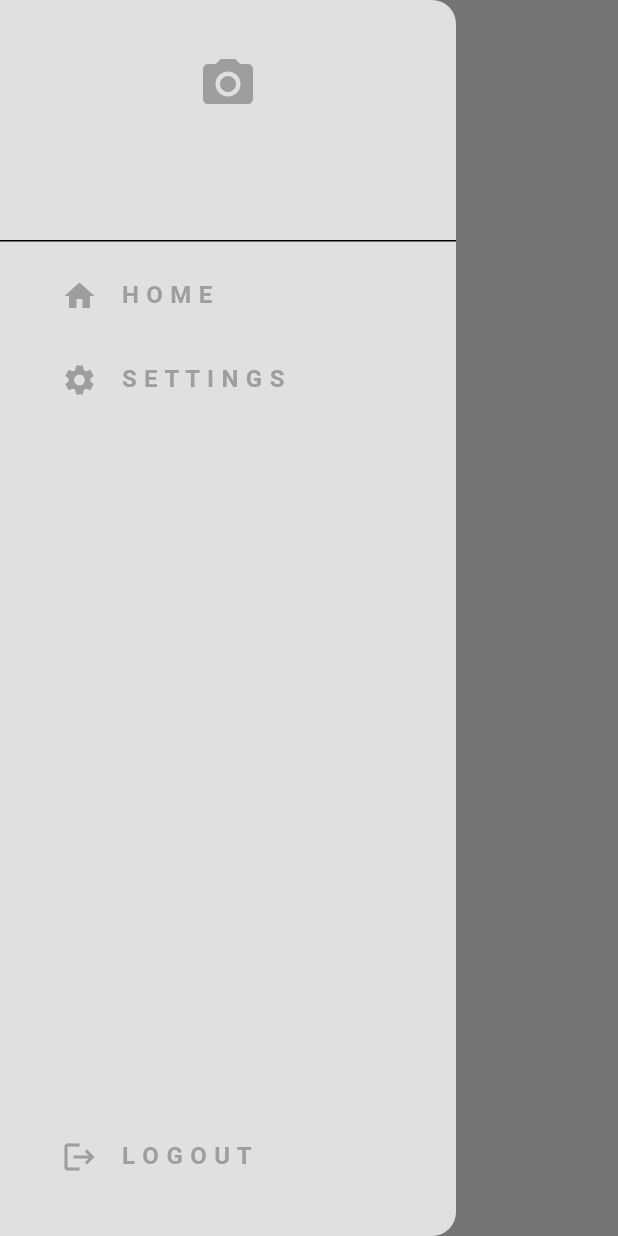
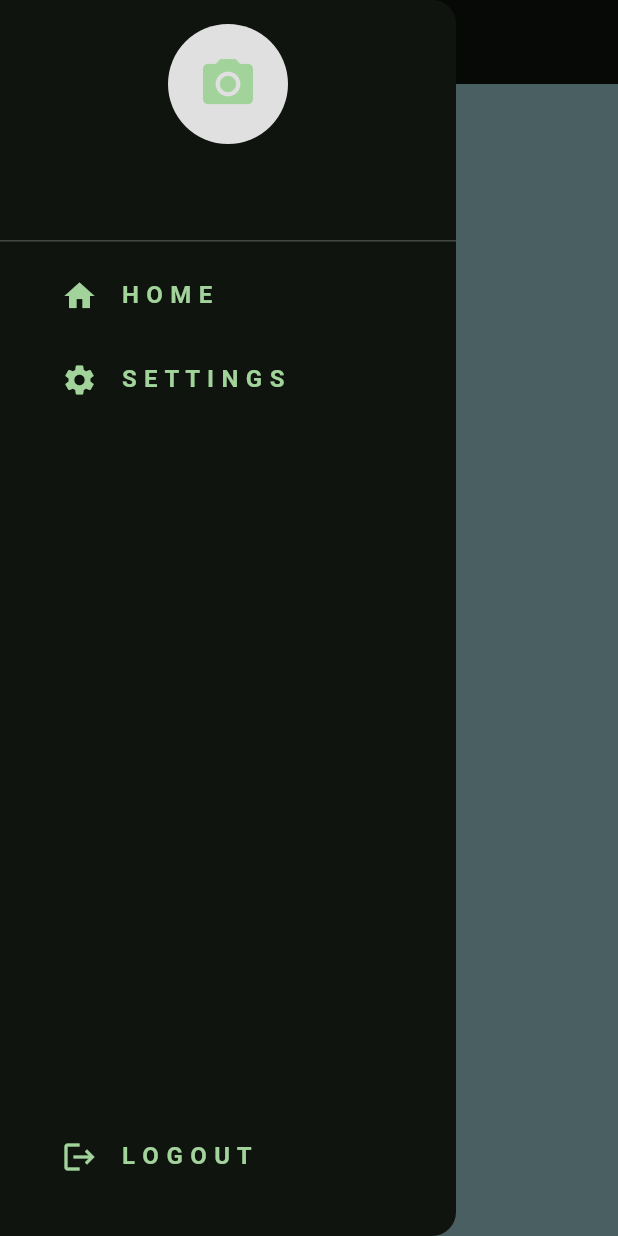
Before and after one commit to omarito47/realtime_chat_app, a Flutter app: the screen it shows once a user with an empty profile is signed in, in the side drawer, after a tap on the "camera alt" icon, on a phone screen of 412 x 824 dp. Run offline on Flutter 3.47's test engine with Material 3 defaults, Android fonts, the phone set to English and light mode, and no system bars; our stand-ins replace cloud_firestore, firebase_auth, firebase_core, firebase_storage, flutter_dotenv, image_picker; missing offline and left inert: agora_uikit; accounts and stored records are empty; network calls fail.

Commit message:
[update]20/04/2024

```diff
--- a/lib/global/components/app_drawer.dart
+++ b/lib/global/components/app_drawer.dart
@@ -1,5 +1,5 @@
 import 'package:chat_app/global/services/firebase/firebase_service.dart';
-import 'package:firebase_auth/firebase_auth.dart';
+
 import 'package:flutter/material.dart';
 import 'package:chat_app/global/utils/global.dart';
 
@@ -29,7 +29,7 @@ class _MyDrawerState extends State<MyDrawer> {
       });
 
       final userEmail =
-          _authService.getCurrentUser()!.email; // Replace with the user's email
+          _authService.getCurrentUser()!.email;
       final imageUrl =
           await _firebaseService.uploadImageToFirebase(_imageFile!, userEmail!);
 
@@ -44,12 +44,12 @@ class _MyDrawerState extends State<MyDrawer> {
   void logout() {
     final _auth = AuthService();
     _auth.signOut();
-  } // Rest of the code...
+  }
 
   @override
   void initState() {
     super.initState();
-    _loadImageUrl(); // Load the image URL when the drawer initializes
+    _loadImageUrl();
   }
 
   Future<void> _loadImageUrl() async {
@@ -96,36 +96,36 @@ class _MyDrawerState extends State<MyDrawer> {
                       child: _imageUrl != null
                           ? CircleAvatar(
                               backgroundImage: NetworkImage(_imageUrl!),
-                              radius: 40,
+                              radius: ConstantHelper.sizex20*2,
                             )
                           : GestureDetector(
                               onTap: _uploadImage,
                               child: CircleAvatar(
                                 backgroundColor: Colors.grey[300],
-                                radius: 40,
+                                radius: ConstantHelper.sizex20*2,
                                 child: Icon(
                                   Icons.camera_alt,
                                   color: Theme.of(context).colorScheme.primary,
-                                  size: ConstantHelper.sizex40,
+                                  size: ConstantHelper.sizex20*2,
                                 ),
                               ),
                             ),
                     ),
                     SizedBox(
                         height:
-                            8), // Add spacing between the CircleAvatar and Text
+                            ConstantHelper.sizex08),
                     Text(
                       userName ?? '',
                       style: TextStyle(
                         color: Theme.of(context).colorScheme.onBackground,
-                        fontSize: 16,
+                        fontSize: ConstantHelper.sizex16,
                         fontWeight: FontWeight.bold,
                       ),
                     ),
                   ],
                 ),
               ),
-              // home list tile
+
               Padding(
                 padding: EdgeInsets.only(left: ConstantHelper.sizex25),
                 child: ListTile(
@@ -143,7 +143,7 @@ class _MyDrawerState extends State<MyDrawer> {
                   },
                 ),
               ),
-              // settings list tile
+
               Padding(
                 padding: EdgeInsets.only(left: ConstantHelper.sizex25),
                 child: ListTile(
@@ -167,7 +167,7 @@ class _MyDrawerState extends State<MyDrawer> {
               ),
             ],
           ),
-          // logout list tile
+
           Padding(
             padding: EdgeInsets.only(
                 left: ConstantHelper.sizex25, bottom: ConstantHelper.sizex25),
--- a/lib/global/components/chat_bubble.dart
+++ b/lib/global/components/chat_bubble.dart
@@ -13,11 +13,11 @@ class ChatBubble extends StatelessWidget {
   Widget build(BuildContext context) {
     return Container(
       decoration: BoxDecoration(
-        color: isCurrentUser ? Colors.green : Colors.grey.shade500,
+        color: isCurrentUser ? Colors.blue : Colors.blueGrey,
         borderRadius: BorderRadius.circular(ConstantHelper.sizex12)
       ),
       padding:  EdgeInsets.all(ConstantHelper.sizex16),
-      margin:  EdgeInsets.symmetric(vertical: 2.5,horizontal: ConstantHelper.sizex25),
+      margin:  EdgeInsets.symmetric(vertical: ConstantHelper.sizex02,horizontal: ConstantHelper.sizex25),
       child: Text(message,style: const TextStyle(color: Colors.white),),
     );
   }
--- a/lib/global/components/user_tile.dart
+++ b/lib/global/components/user_tile.dart
@@ -41,13 +41,13 @@ class _UserTileState extends State<UserTile> {
         ),
         child: Row(
           children: [
-            // Leading widget
+
             Padding(
               padding: EdgeInsets.all(ConstantHelper.sizex08),
               child: Stack(
                 children: [
                   CircleAvatar(
-                    radius: 20,
+                    radius: ConstantHelper.sizex20,
                     backgroundColor: Colors.grey[300],
                   ),
                   if (widget.imageUrl != null)
@@ -57,8 +57,8 @@ class _UserTileState extends State<UserTile> {
                           placeholder: 'assets/placeholder_image.jpg',
                           image: widget.imageUrl!,
                           fit: BoxFit.cover,
-                          width: 40,
-                          height: 40,
+                          width: ConstantHelper.sizex20*2,
+                          height: ConstantHelper.sizex20*2,
                           imageErrorBuilder: (context, error, stackTrace) {
                             return Icon(
                               Icons.person,
--- a/lib/global/models/message.dart
+++ b/lib/global/models/message.dart
@@ -13,7 +13,7 @@ class Message {
     required this.message,
     required this.timestamp,
   });
-  //convert to a map
+
   Map<String, dynamic> toMap() {
     return {
       "senderID": senderID,
--- a/lib/global/services/chat/chat_service.dart
+++ b/lib/global/services/chat/chat_service.dart
@@ -3,10 +3,9 @@ import 'package:cloud_firestore/cloud_firestore.dart';
 import 'package:firebase_auth/firebase_auth.dart';
 
 class ChatService {
-  // get  instance of firestore
   final FirebaseFirestore _firestore = FirebaseFirestore.instance;
   final FirebaseAuth _auth = FirebaseAuth.instance;
-  // get user stream
+
   Stream<List<Map<String, dynamic>>> getUsersStream() {
     return _firestore.collection('Users').snapshots().map((snapshot) {
       return snapshot.docs.map((doc) {
@@ -16,14 +15,11 @@ class ChatService {
     });
   }
 
-  // send message
   Future<void> sendMessage(String receiveID, String message) async {
-    //get current user info
     final String currentUserID = _auth.currentUser!.uid;
     final String currentUserEmail = _auth.currentUser!.email!;
     final Timestamp timestamp = Timestamp.now();
 
-    // create a new message
     Message newMessage = Message(
         senderID: currentUserID,
         senderEmail: currentUserEmail,
@@ -40,7 +36,6 @@ class ChatService {
     // but without sort function the chatroom it will be 2-1 so it's not the same chatroom for the users
     String chatRoomID = ids.join('-');
 
-    // add message to firestore
     await _firestore
         .collection('chat_rooms')
         .doc(chatRoomID)
@@ -48,10 +43,8 @@ class ChatService {
         .add(newMessage.toMap());
   }
 
-  // get messages
-  Stream<QuerySnapshot>getMessage(String userID,otherUserID){
-    // construct a chatroom ID for the two users
-    List<String> ids =[userID,otherUserID];
+  Stream<QuerySnapshot> getMessage(String userID, otherUserID) {
+    List<String> ids = [userID, otherUserID];
     ids.sort();
     String chatRoomID = ids.join('-');
 
@@ -59,16 +52,14 @@ class ChatService {
         .collection('chat_rooms')
         .doc(chatRoomID)
         .collection('messages')
-      .orderBy('timestamp',descending: false)
+        .orderBy('timestamp', descending: false)
         .snapshots();
   }
-  // Function to get the chatRoomID
-String getChannelId( String receiveID) {
 
-  List<String> ids = [ _auth.currentUser!.uid, receiveID];
+  String getChannelId(String receiveID) {
+    List<String> ids = [_auth.currentUser!.uid, receiveID];
     ids.sort();
     String chatRoomID = ids.join('-');
     return chatRoomID;
   }
-
 }
--- a/lib/global/utils/constant_helper.dart
+++ b/lib/global/utils/constant_helper.dart
@@ -14,33 +14,8 @@ class ConstantHelper {
   static double sizex22 = 22.0;
   static double sizex24 = 24.0;
   static double sizex25 = 25.0;
-  static double sizex26 = 26.0;
-  static double sizex28 = 28.0;
-  static double sizex30 = 30.0;
-  static double sizex32 = 32.0;
-  static double sizex34 = 34.0;
-  static double sizex36 = 36.0;
-  static double sizex38 = 38.0;
-  static double sizex40 = 40.0;
-  static double sizex42 = 42.0;
-  static double sizex44 = 44.0;
-  static double sizex46 = 46.0;
-  static double sizex48 = 48.0;
-  static double sizex50 = 50.0;
-  // Add more sizes until sizex80
-  static double sizex52 = 52.0;
-  static double sizex54 = 54.0;
-  static double sizex56 = 56.0;
-  static double sizex58 = 58.0;
-  static double sizex60 = 60.0;
-  static double sizex62 = 62.0;
-  static double sizex64 = 64.0;
-  static double sizex66 = 66.0;
-  static double sizex68 = 68.0;
-  static double sizex70 = 70.0;
-  static double sizex72 = 72.0;
-  static double sizex74 = 74.0;
-  static double sizex76 = 76.0;
-  static double sizex78 = 78.0;
-  static double sizex80 = 80.0;
+ // text
+  static String settings = "Settings";
+  static String homeText = "Home";
+  static String errorText = "Error";
 }
--- a/lib/main.dart
+++ b/lib/main.dart
@@ -2,6 +2,7 @@ import 'package:firebase_core/firebase_core.dart';
 import 'package:flutter/material.dart';
 import 'package:flutter_dotenv/flutter_dotenv.dart';
 import 'package:chat_app/global/utils/global.dart';
+
 void main() async {
   await dotenv.load(fileName: ".env");
   WidgetsFlutterBinding.ensureInitialized();
@@ -12,12 +13,14 @@ void main() async {
 class MyApp extends StatelessWidget {
   const MyApp({super.key});
 
-  // This widget is the root of your application.
   @override
   Widget build(BuildContext context) {
     return MaterialApp(
         debugShowCheckedModeBanner: false,
-        theme: lightMode,
+        theme: ThemeData(
+            colorSchemeSeed: Colors.green,
+            brightness: Brightness.dark,
+            useMaterial3: true),
         home: const AuthGate());
   }
 }
--- a/lib/modules/auth/view/auth_gate.dart
+++ b/lib/modules/auth/view/auth_gate.dart
@@ -11,11 +11,11 @@ class AuthGate extends StatelessWidget {
       body: StreamBuilder(
         stream: FirebaseAuth.instance.authStateChanges(),
         builder: (context, snapshot) {
-          // user is logged in
+
           if (snapshot.hasData) {
             return  HomePage();
           }
-          // user is not logged in
+
           else {
             return const LoginOrRegister();
           }
--- a/lib/modules/auth/view/login_or_register.dart
+++ b/lib/modules/auth/view/login_or_register.dart
@@ -10,7 +10,7 @@ class LoginOrRegister extends StatefulWidget {
 
 class LoginOrRegisterState extends State<LoginOrRegister> {
   bool showLoginPage = true;
-  // toggle between login and register
+
   void togglePages() {
     setState(() {
       showLoginPage = !showLoginPage;
--- a/lib/modules/auth/view/login_page.dart
+++ b/lib/modules/auth/view/login_page.dart
@@ -14,9 +14,9 @@ class _LoginPageState extends State<LoginPage> {
   final TextEditingController _emailController = TextEditingController();
   final TextEditingController _pwControlller = TextEditingController();
   void login(BuildContext context) async {
-    //auth service
+
     final authService = AuthService();
-    // try login
+
     try {
       await authService.signInWithEmailAndPassword(
           _emailController.text, _pwControlller.text);
@@ -41,26 +41,26 @@ class _LoginPageState extends State<LoginPage> {
             // logo
             Icon(
               Icons.message,
-              size: ConstantHelper.sizex60,
+              size: ConstantHelper.sizex20*3,
               color: Theme.of(context).colorScheme.primary,
             ),
              SizedBox(
-              height: ConstantHelper.sizex30,
+              height: ConstantHelper.sizex20+ConstantHelper.sizex10,
             ),
 
-            // welcome back message
+
             Text(
               'Welcome Back, you\'ve been missed',
               style: TextStyle(
                 color: Theme.of(context).colorScheme.primary,
                 fontSize: ConstantHelper.sizex14,
-                // fontWeight: FontWeight.bold,
+
               ),
             ),
              SizedBox(
               height: ConstantHelper.sizex20,
             ),
-            // email textFiled
+
             CustomTextFiled(
               hintText: "Email",
               obsucureText: false,
@@ -69,7 +69,7 @@ class _LoginPageState extends State<LoginPage> {
              SizedBox(
               height: ConstantHelper.sizex10,
             ),
-            // password textFiled
+
             CustomTextFiled(
               hintText: "Password",
               obsucureText: true,
@@ -78,12 +78,11 @@ class _LoginPageState extends State<LoginPage> {
              SizedBox(
               height: ConstantHelper.sizex25,
             ),
-            // login button
+
             CustomButton(onTap: () =>login(context) , text: "Login"),
              SizedBox(
               height: ConstantHelper.sizex25,
             ),
-            // register now
             Row(
               mainAxisAlignment: MainAxisAlignment.center,
               children: [
--- a/lib/modules/auth/view/register_page.dart
+++ b/lib/modules/auth/view/register_page.dart
@@ -51,29 +51,29 @@ class RregisterStatePage extends State<RegisterPage> {
         child: Column(
           mainAxisAlignment: MainAxisAlignment.center,
           children: [
-            // logo
+
             Icon(
               Icons.message,
-              size: ConstantHelper.sizex60,
+              size: ConstantHelper.sizex20*3,
               color: Theme.of(context).colorScheme.primary,
             ),
              SizedBox(
-              height: ConstantHelper.sizex30,
+              height: ConstantHelper.sizex20+ConstantHelper.sizex10,
             ),
 
-            // welcome back message
+
             Text(
               'Let\'s create an account for you',
               style: TextStyle(
                 color: Theme.of(context).colorScheme.primary,
                 fontSize: ConstantHelper.sizex14,
-                // fontWeight: FontWeight.bold,
+
               ),
             ),
              SizedBox(
               height: ConstantHelper.sizex20,
             ),
-            // email textFiled
+
             CustomTextFiled(
               hintText: "Email",
               obsucureText: false,
@@ -82,7 +82,7 @@ class RregisterStatePage extends State<RegisterPage> {
              SizedBox(
               height: ConstantHelper.sizex10,
             ),
-            // password textFiled
+
             CustomTextFiled(
               hintText: "Password",
               obsucureText: true,
@@ -91,7 +91,7 @@ class RregisterStatePage extends State<RegisterPage> {
              SizedBox(
               height: ConstantHelper.sizex10,
             ),
-            // confirm password textfiled
+
             CustomTextFiled(
               hintText: "Confirm password",
               obsucureText: true,
@@ -100,12 +100,12 @@ class RregisterStatePage extends State<RegisterPage> {
              SizedBox(
               height: ConstantHelper.sizex25,
             ),
-            // register button
+
             CustomButton(onTap: () => register(context), text: "Register"),
              SizedBox(
               height: ConstantHelper.sizex25,
             ),
-            // register now
+
             Row(
               mainAxisAlignment: MainAxisAlignment.center,
               children: [
--- a/lib/modules/chat/view/chat_page.dart
+++ b/lib/modules/chat/view/chat_page.dart
@@ -15,17 +15,13 @@ class ChatPage extends StatefulWidget {
 }
 
 class _ChatPageState extends State<ChatPage> {
-  // text controller
+
   final TextEditingController _messageController = TextEditingController();
 
-  // send message
   Future<void> sendMessage() async {
 
-    // if there is somthing inside the textfield
     if (_messageController.text.isNotEmpty) {
-      // send message
       await ChatController().sendMessage(widget.receiverID, _messageController.text);
-      // clear textfield
       scrollDown();
       _messageController.clear();
     }
@@ -34,11 +30,9 @@ class _ChatPageState extends State<ChatPage> {
   // send emojie as a message
   Future<void> sendEmojie() async {
     ChatController().sendEmoji(widget.receiverID);
-    // clear textfield
     scrollDown();
   }
 
-  // for textfield focus
   FocusNode focusNode = FocusNode();
 
   @override
@@ -53,7 +47,6 @@ class _ChatPageState extends State<ChatPage> {
         );
       }
     });
-    // wait a bit for listbiew to be built, then scroll to the bottom
     Future.delayed(
       const Duration(milliseconds: 500),
       () => scrollDown(),
@@ -68,7 +61,6 @@ class _ChatPageState extends State<ChatPage> {
     super.dispose();
   }
 
-  // scroll controller
   final ScrollController _scrollController = ScrollController();
   void scrollDown() {
     _scrollController.animateTo(
@@ -115,11 +107,9 @@ class _ChatPageState extends State<ChatPage> {
       ),
       body: Column(
         children: [
-          // display all messages
           Expanded(
             child: _buildMessageList(),
           ),
-          // user input
           _buildUserInput()
         ],
       ),
@@ -132,19 +122,18 @@ class _ChatPageState extends State<ChatPage> {
       stream:
           ChatController().chatService.getMessage(widget.receiverID, senderID),
       builder: (context, snapshot) {
-        // error
         if (snapshot.hasError) {
           return Center(
             child: Text(snapshot.error.toString()),
           );
         }
-        // loading...
+
         if (snapshot.connectionState == ConnectionState.waiting) {
           return const Center(
             child: Text("Loading ..."),
           );
         }
-        // return list view
+
         return ListView(
           controller: _scrollController,
           children: snapshot.data!.docs.map((doc) {
@@ -173,7 +162,7 @@ class _ChatPageState extends State<ChatPage> {
     DateTime timestamp = DateTime.fromMillisecondsSinceEpoch(
       data["timestamp"].seconds * 1000,
     );
-// Convert the timestamp to DateTime
+    // Convert the timestamp to DateTime
     timestamp = DateTime.fromMillisecondsSinceEpoch(
       data["timestamp"].seconds * 1000,
     );
@@ -197,8 +186,8 @@ class _ChatPageState extends State<ChatPage> {
               formattedTimestamp,
               style: TextStyle(
                 fontSize:
-                    ConstantHelper.sizex12, // Adjust the font size as needed
-                color: Colors.grey, // Adjust the color as needed
+                    ConstantHelper.sizex12,
+                color: Colors.grey,
               ),
             ),
           ),
@@ -211,13 +200,11 @@ class _ChatPageState extends State<ChatPage> {
     );
   }
 
-  // build message input
   Widget _buildUserInput() {
     return Padding(
-      padding: EdgeInsets.only(bottom: ConstantHelper.sizex30),
+      padding: EdgeInsets.only(bottom: ConstantHelper.sizex20+ConstantHelper.sizex10),
       child: Row(
         children: [
-          // texfield should take up  most of the space
           Expanded(
             child: CustomTextFiled(
               hintText: 'Type a message',
@@ -226,7 +213,6 @@ class _ChatPageState extends State<ChatPage> {
               focusNode: focusNode,
             ),
           ),
-          // send message button
           Container(
             decoration: const BoxDecoration(
                 color: Colors.green, shape: BoxShape.circle),
@@ -236,7 +222,7 @@ class _ChatPageState extends State<ChatPage> {
               onPressed: sendMessage,
             ),
           ),
-          // send emojie button
+
           Container(
             decoration: const BoxDecoration(
                 color: Colors.green, shape: BoxShape.circle),
--- a/lib/modules/home/controller/home_controller.dart
+++ b/lib/modules/home/controller/home_controller.dart
@@ -26,19 +26,21 @@ class HomeController {
 
   Widget buildUserList() {
     return StreamBuilder(
+
       stream: _chatService.getUsersStream(),
       builder: (context, snapshot) {
-        // error
+
         if (snapshot.hasError) {
-          return const Text("Error");
+          return  Text(ConstantHelper.errorText);
         }
-        // loading...
+
         if (snapshot.connectionState == ConnectionState.waiting) {
           return const Center(child: CircularProgressIndicator());
         }
 
-        // return a list of users
+
         return ListView(
+
           children: snapshot.data!
               .map<Widget>((userData) => _buildUserListItem(userData, context))
               .toList(),
@@ -70,7 +72,7 @@ class HomeController {
               text: extractUsernameFromEmail(userData["email"]),
             );
           } else if (snapshot.hasError) {
-            return Text("Error");
+            return Text(ConstantHelper.errorText);
           } else {
             final imgUrl = snapshot.data;
             return UserTile(
--- a/lib/modules/home/view/home_page.dart
+++ b/lib/modules/home/view/home_page.dart
@@ -1,7 +1,6 @@
 import 'package:chat_app/modules/home/controller/home_controller.dart';
 import 'package:flutter/material.dart';
 import 'package:chat_app/global/utils/global.dart';
-
 
 class HomePage extends StatefulWidget {
   HomePage({Key? key}) : super(key: key);
@@ -18,11 +17,11 @@ class _HomePageState extends State<HomePage> {
     return Scaffold(
       backgroundColor: Theme.of(context).colorScheme.tertiary,
       appBar: AppBar(
-        backgroundColor: Colors.transparent,
-        foregroundColor: Colors.grey,
+        //backgroundColor: Colors.red,
+        // foregroundColor: Colors.grey,
         elevation: 0,
         centerTitle: true,
-        title: const Text("Home"),
+        title: Text(ConstantHelper.homeText),
       ),
       body: _homeController.buildUserList(),
       drawer: const MyDrawer(),
--- a/lib/modules/pages/settings_page.dart
+++ b/lib/modules/pages/settings_page.dart
@@ -1,3 +1,4 @@
+import 'package:chat_app/global/utils/constant_helper.dart';
 import 'package:flutter/material.dart';
 
 class SettingsPage extends StatelessWidget {
@@ -11,9 +12,9 @@ class SettingsPage extends StatelessWidget {
           foregroundColor: Colors.grey,
           elevation: 0,
           centerTitle: true,
-          title: Text("Settings"),
+          title: Text(ConstantHelper.settings),
           leading: IconButton(
-              icon: Icon(Icons.arrow_back_ios_new_outlined),
+              icon:const Icon(Icons.arrow_back_ios_new_outlined),
               onPressed: () {
                 Navigator.pop(context);
               })),
```
Also changed, not shown: lib/global/services/auth/auth_service.dart (+9 -9 lines). Lines whose indentation alone changed are shown as unchanged.
